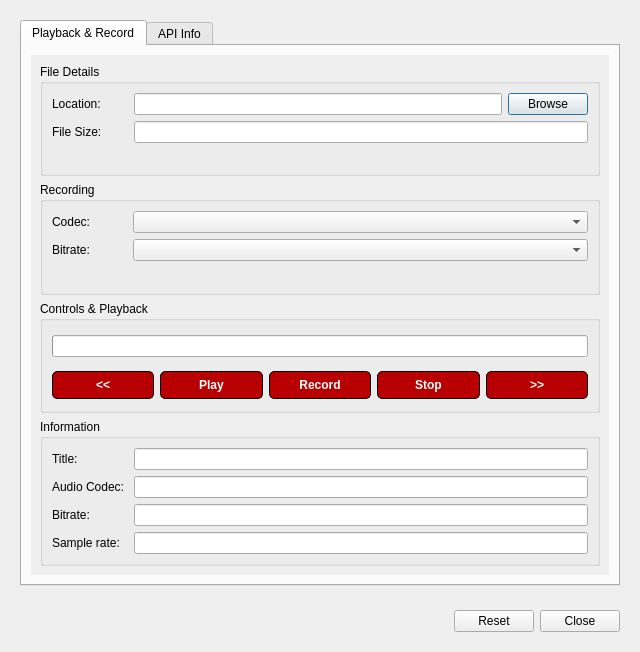
Above: src/ui/gkaudioplaydialog.ui from GekkoFyre/small-world-deluxe before the change. Below: the same form after it.
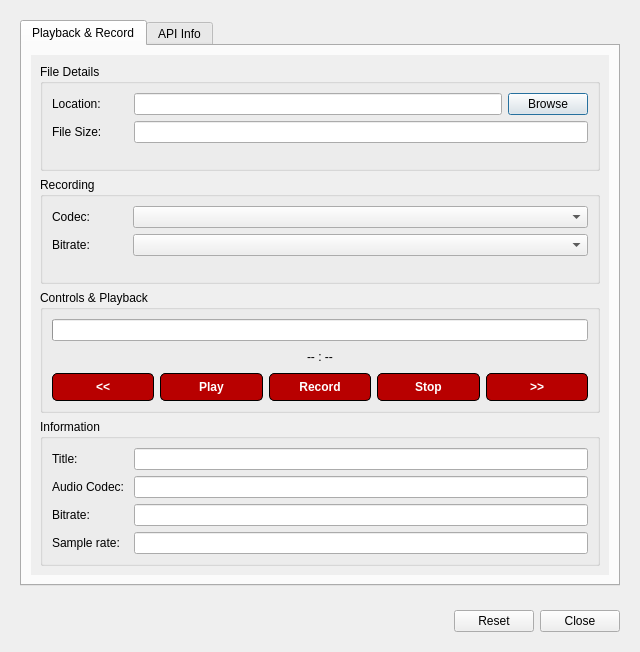
That is the form after the change.

Commit message: * Made some changes to both the Settings and Audio Playback/Recording dialogs.

The edit to the form file:
```diff
--- a/src/ui/gkaudioplaydialog.ui
+++ b/src/ui/gkaudioplaydialog.ui
@@ -214,6 +214,63 @@
                       </property>
                      </widget>
                     </item>
+                    <item>
+                     <widget class="QFrame" name="frame_playback_timer">
+                      <property name="frameShape">
+                       <enum>QFrame::NoFrame</enum>
+                      </property>
+                      <property name="frameShadow">
+                       <enum>QFrame::Plain</enum>
+                      </property>
+                      <layout class="QHBoxLayout" name="horizontalLayout_3">
+                       <property name="leftMargin">
+                        <number>0</number>
+                       </property>
+                       <property name="topMargin">
+                        <number>0</number>
+                       </property>
+                       <property name="rightMargin">
+                        <number>0</number>
+                       </property>
+                       <property name="bottomMargin">
+                        <number>0</number>
+                       </property>
+                       <item>
+                        <spacer name="horizontalSpacer_6">
+                         <property name="orientation">
+                          <enum>Qt::Horizontal</enum>
+                         </property>
+                         <property name="sizeHint" stdset="0">
+                          <size>
+                           <width>40</width>
+                           <height>20</height>
+                          </size>
+                         </property>
+                        </spacer>
+                       </item>
+                       <item>
+                        <widget class="QLabel" name="label_playback_timer">
+                         <property name="text">
+                          <string>-- : --</string>
+                         </property>
+                        </widget>
+                       </item>
+                       <item>
+                        <spacer name="horizontalSpacer_7">
+                         <property name="orientation">
+                          <enum>Qt::Horizontal</enum>
+                         </property>
+                         <property name="sizeHint" stdset="0">
+                          <size>
+                           <width>40</width>
+                           <height>20</height>
+                          </size>
+                         </property>
+                        </spacer>
+                       </item>
+                      </layout>
+                     </widget>
+                    </item>
                    </layout>
                   </widget>
                  </item>
```
The commit also changes 4 other files.
